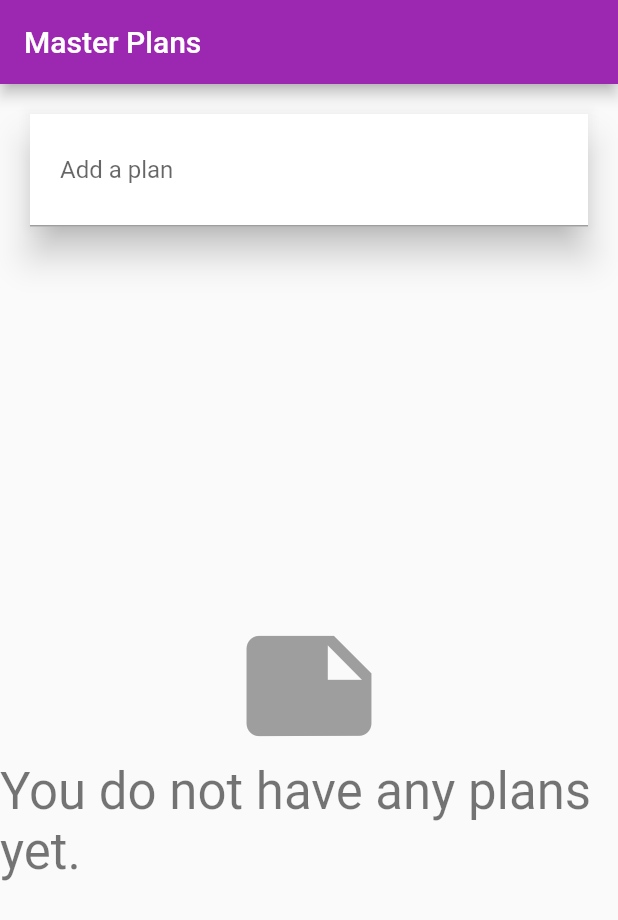
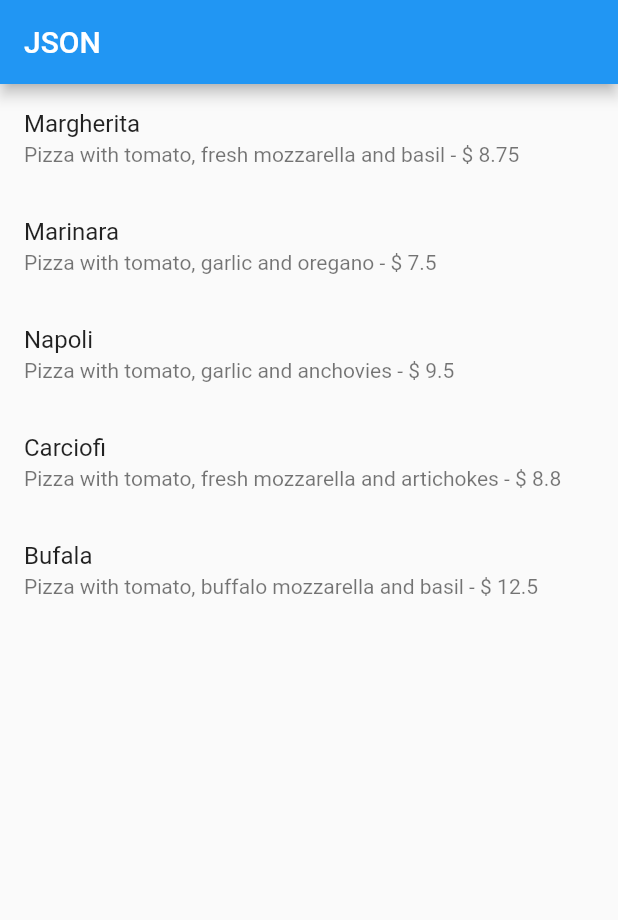
Before and after one commit to berryxchange/FlutterPortfolio, a Flutter app: the screen it shows after launch, on a phone screen of 412 x 824 dp. Shown: the top 920 px of the screen. Run offline on Flutter 3.47's test engine with Material 2 defaults, Android fonts, the phone set to English and light mode, and no system bars.

Commit message:
Updated project with Convert Dart Models in JSON

```diff
--- /dev/null
+++ b/assets/pizzalist.json
@@ -0,0 +1,37 @@
+[
+    {
+      "id": 1,
+      "pizzaName": "Margherita",
+      "description": "Pizza with tomato, fresh mozzarella and basil",
+      "price": 8.75,
+      "imageUrl": "images/margherita.png"
+    },
+    {
+      "id": 2,
+      "pizzaName": "Marinara",
+      "description": "Pizza with tomato, garlic and oregano",
+      "price": 7.50,
+      "imageUrl": "images/marinara.png"
+    },
+    {
+      "id": 3,
+      "pizzaName": "Napoli",
+      "description": "Pizza with tomato, garlic and anchovies",
+      "price": 9.50,
+      "imageUrl": "images/marinara.png"
+    },
+    {
+      "id": 4,
+      "pizzaName": "Carciofi",
+      "description": "Pizza with tomato, fresh mozzarella and artichokes",
+      "price": 8.80,
+      "imageUrl": "images/marinara.png"
+    },
+    {
+      "id": 5,
+      "pizzaName": "Bufala",
+      "description": "Pizza with tomato, buffalo mozzarella and basil",
+      "price": 12.50,
+      "imageUrl": "images/marinara.png"
+    }
+   ]
--- /dev/null
+++ b/lib/DataPersistenceAndCommunicatingWithTheInternet/ConvertDartModelsIntoJSON/Pizza.dart
@@ -0,0 +1,28 @@
+class Pizza {
+  int id = 0;
+  String pizzaName = "";
+  String description = "";
+  double price = 0;
+  String imageUrl = "";
+
+  Pizza();
+  //deserialize
+  Pizza.fromJson(Map<String, dynamic> json) {
+    this.id = json["id"];
+    this.pizzaName = json["pizzaName"];
+    this.description = json["description"];
+    this.price = json["price"];
+    this.imageUrl = json["imageUrl"];
+  }
+
+//serialize
+  Map<String, dynamic> toJson() {
+    return {
+      "id": id,
+      "pizzaName": pizzaName,
+      "description": description,
+      "price": price,
+      "imageUrl": imageUrl
+    };
+  }
+}
--- a/lib/main.dart
+++ b/lib/main.dart
@@ -1,12 +1,14 @@
+import 'dart:convert';
+import 'dart:math';
+
 import 'package:flutter/material.dart';
+import 'package:flutter_portfolio_project/DataPersistenceAndCommunicatingWithTheInternet/ConvertDartModelsIntoJSON/Pizza.dart';
 import 'package:flutter_portfolio_project/StateManagement/InheritedWidget/plan_provider.dart';
 import 'package:flutter_portfolio_project/StateManagement/Model-View/View/plan_screen.dart';
 import 'package:flutter_portfolio_project/StateManagement/Multi-Screen/Views/plan_creator_screen.dart';
 
 void main() {
-  runApp(PlanProvider(
-        key: null,
-        child: MasterPlanApp()));
+  runApp(PlanProvider(key: null, child: MasterPlanApp()));
 }
 
 class MasterPlanApp extends StatelessWidget {
@@ -15,8 +17,84 @@ class MasterPlanApp extends StatelessWidget {
   @override
   Widget build(BuildContext context) {
     return MaterialApp(
-      theme: ThemeData(primarySwatch: Colors.purple),
-      home: PlanCreatorScreen(),
+      title: "Flutter JSON Demo",
+      theme: ThemeData(
+          primarySwatch: Colors.blue,
+          visualDensity: VisualDensity.adaptivePlatformDensity),
+      home: MyHomePage(),
     );
   }
 }
+
+class MyHomePage extends StatefulWidget {
+  const MyHomePage({super.key});
+
+  @override
+  State<MyHomePage> createState() => _MyHomePageState();
+}
+
+class _MyHomePageState extends State<MyHomePage> {
+  String pizzaString = "";
+  Future<List<Pizza>> readJsonFile() async {
+    String myString = await DefaultAssetBundle.of(context)
+        .loadString("assets/pizzalist.json");
+
+    //decode the JSON file
+    List myMap = jsonDecode(myString);
+
+    //list of pizza
+    List<Pizza> myPizzas = [];
+    myMap.forEach((pizza) {
+      Pizza myPizza = Pizza.fromJson(pizza);
+      myPizzas.add(myPizza);
+    });
+
+    String json = convertToJSON(myPizzas);
+    print(json);
+    return myPizzas;
+  }
+
+  String convertToJSON(List<Pizza> pizzas) {
+    String json = "[";
+    pizzas.forEach((pizza) {
+      json += jsonEncode(pizza);
+    });
+    json += "]";
+    return json;
+  }
+
+  @override
+  void initState() {
+    readJsonFile();
+    super.initState();
+  }
+
+  @override
+  Widget build(BuildContext context) {
+    return Scaffold(
+      appBar: AppBar(
+        title: Text("JSON"),
+      ),
+      body: Container(
+        child: FutureBuilder(
+          builder:
+              (BuildContext context, AsyncSnapshot<List<Pizza>> pizzaSnapshot) {
+            return ListView.builder(
+                itemCount: (pizzaSnapshot.data == null)
+                    ? 0
+                    : pizzaSnapshot.data!.length,
+                itemBuilder: (BuildContext context, int index) {
+                  return ListTile(
+                    title: Text(pizzaSnapshot.data![index].pizzaName),
+                    subtitle: Text(pizzaSnapshot.data![index].description +
+                        " - \$ " +
+                        pizzaSnapshot.data![index].price.toString()),
+                  );
+                });
+          },
+          future: readJsonFile(),
+        ),
+      ),
+    );
+  }
+}
--- a/pubspec.yaml
+++ b/pubspec.yaml
@@ -59,7 +59,8 @@ flutter:
   uses-material-design: true
 
   # To add assets to your application, add an assets section, like this:
-  # assets:
+  assets:
+     - assets/
   #   - images/a_dot_burr.jpeg
   #   - images/a_dot_ham.jpeg
 
```
Also changed, not shown: 33 other files.
